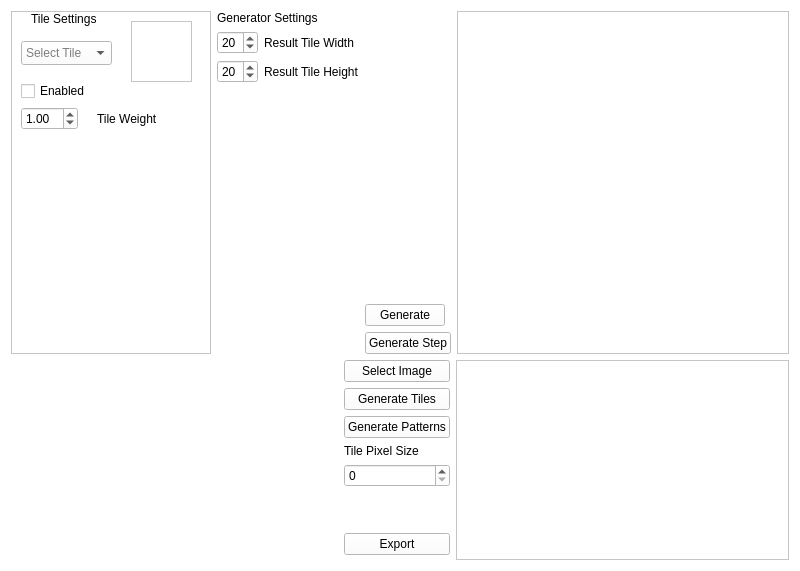
Above: wfc_gui.ui from Kotruper/WFC_GUI before the change. Below: the same form after it.
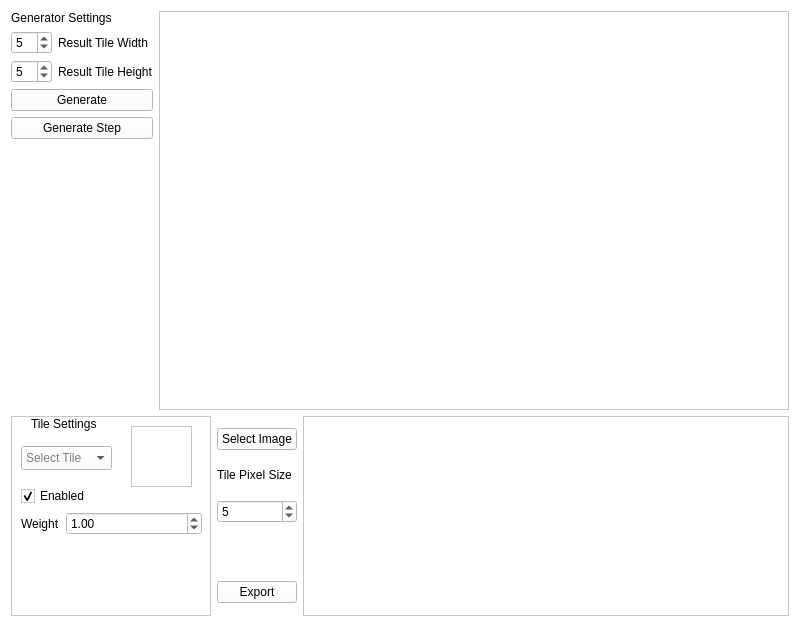
That is the form after the change.

Commit message: - some changes in wfc - saving ui before I fuck it up

The edit to the form file:
```diff
--- a/wfc_gui.ui
+++ b/wfc_gui.ui
@@ -10,7 +10,7 @@
     <x>0</x>
     <y>0</y>
     <width>800</width>
-    <height>571</height>
+    <height>627</height>
    </rect>
   </property>
   <property name="palette">
@@ -470,6 +470,132 @@
      <item>
       <layout class="QHBoxLayout" name="horizontalLayout_2">
        <item>
+        <layout class="QVBoxLayout" name="verticalLayout_3">
+         <item>
+          <layout class="QFormLayout" name="formLayout">
+           <property name="fieldGrowthPolicy">
+            <enum>QFormLayout::AllNonFixedFieldsGrow</enum>
+           </property>
+           <property name="leftMargin">
+            <number>0</number>
+           </property>
+           <item row="1" column="0">
+            <widget class="QSpinBox" name="gridWidthSelector">
+             <property name="minimum">
+              <number>1</number>
+             </property>
+             <property name="value">
+              <number>5</number>
+             </property>
+            </widget>
+           </item>
+           <item row="1" column="1">
+            <widget class="QLabel" name="label_2">
+             <property name="sizePolicy">
+              <sizepolicy hsizetype="Preferred" vsizetype="Preferred">
+               <horstretch>0</horstretch>
+               <verstretch>0</verstretch>
+              </sizepolicy>
+             </property>
+             <property name="text">
+              <string>Result Tile Width</string>
+             </property>
+            </widget>
+           </item>
+           <item row="2" column="0">
+            <widget class="QSpinBox" name="gridHeightSelector">
+             <property name="minimum">
+              <number>1</number>
+             </property>
+             <property name="value">
+              <number>5</number>
+             </property>
+             <property name="displayIntegerBase">
+              <number>10</number>
+             </property>
+            </widget>
+           </item>
+           <item row="2" column="1">
+            <widget class="QLabel" name="label_3">
+             <property name="text">
+              <string>Result Tile Height</string>
+             </property>
+            </widget>
+           </item>
+           <item row="0" column="0" colspan="2">
+            <widget class="QLabel" name="label_5">
+             <property name="text">
+              <string>Generator Settings</string>
+             </property>
+            </widget>
+           </item>
+          </layout>
+         </item>
+         <item>
+          <widget class="QPushButton" name="generateGridButton">
+           <property name="sizePolicy">
+            <sizepolicy hsizetype="Minimum" vsizetype="Fixed">
+             <horstretch>0</horstretch>
+             <verstretch>0</verstretch>
+            </sizepolicy>
+           </property>
+           <property name="layoutDirection">
+            <enum>Qt::LeftToRight</enum>
+           </property>
+           <property name="text">
+            <string>Generate</string>
+           </property>
+          </widget>
+         </item>
+         <item>
+          <widget class="QPushButton" name="generateStepButton">
+           <property name="text">
+            <string>Generate Step</string>
+           </property>
+          </widget>
+         </item>
+         <item>
+          <spacer name="verticalSpacer_2">
+           <property name="orientation">
+            <enum>Qt::Vertical</enum>
+           </property>
+           <property name="sizeHint" stdset="0">
+            <size>
+             <width>20</width>
+             <height>40</height>
+            </size>
+           </property>
+          </spacer>
+         </item>
+        </layout>
+       </item>
+       <item>
+        <widget class="QFrame" name="frame">
+         <property name="sizePolicy">
+          <sizepolicy hsizetype="Expanding" vsizetype="Preferred">
+           <horstretch>0</horstretch>
+           <verstretch>0</verstretch>
+          </sizepolicy>
+         </property>
+         <property name="minimumSize">
+          <size>
+           <width>300</width>
+           <height>300</height>
+          </size>
+         </property>
+         <property name="frameShape">
+          <enum>QFrame::StyledPanel</enum>
+         </property>
+         <property name="frameShadow">
+          <enum>QFrame::Raised</enum>
+         </property>
+        </widget>
+       </item>
+      </layout>
+     </item>
+     <item>
+      <layout class="QHBoxLayout" name="horizontalLayout_3">
+       <item>
         <widget class="QFrame" name="frame_3">
          <property name="minimumSize">
           <size>
@@ -522,30 +648,48 @@
            </rect>
           </property>
           <layout class="QFormLayout" name="formLayout_2">
-           <item row="0" column="0">
+           <property name="fieldGrowthPolicy">
+            <enum>QFormLayout::AllNonFixedFieldsGrow</enum>
+           </property>
+           <property name="rowWrapPolicy">
+            <enum>QFormLayout::DontWrapRows</enum>
+           </property>
+           <item row="1" column="0">
+            <widget class="QLabel" name="weightLabel">
+             <property name="text">
+              <string>Weight</string>
+             </property>
+            </widget>
+           </item>
+           <item row="1" column="1">
+            <widget class="QDoubleSpinBox" name="weightDoubleSpinBox">
+             <property name="value">
+              <double>1.000000000000000</double>
+             </property>
+            </widget>
+           </item>
+           <item row="0" column="0" colspan="2">
             <widget class="QCheckBox" name="checkBox">
+             <property name="sizePolicy">
+              <sizepolicy hsizetype="Minimum" vsizetype="Minimum">
+               <horstretch>0</horstretch>
+               <verstretch>0</verstretch>
+              </sizepolicy>
+             </property>
              <property name="text">
               <string>Enabled</string>
              </property>
+             <property name="checkable">
+              <bool>true</bool>
+             </property>
+             <property name="checked">
+              <bool>true</bool>
+             </property>
              <property name="tristate">
               <bool>false</bool>
              </property>
             </widget>
            </item>
-           <item row="1" column="0">
-            <widget class="QDoubleSpinBox" name="doubleSpinBox">
-             <property name="value">
-              <double>1.000000000000000</double>
-             </property>
-            </widget>
-           </item>
-           <item row="1" column="1">
-            <widget class="QLabel" name="label_6">
-             <property name="text">
-              <string>Tile Weight</string>
-             </property>
-            </widget>
-           </item>
           </layout>
          </widget>
          <widget class="QGraphicsView" name="graphicsView">
@@ -561,139 +705,6 @@
         </widget>
        </item>
        <item>
-        <layout class="QFormLayout" name="formLayout">
-         <property name="fieldGrowthPolicy">
-          <enum>QFormLayout::AllNonFixedFieldsGrow</enum>
-         </property>
-         <property name="leftMargin">
-          <number>0</number>
-         </property>
-         <item row="1" column="0">
-          <widget class="QSpinBox" name="gridWidthSelector">
-           <property name="value">
-            <number>20</number>
-           </property>
-          </widget>
-         </item>
-         <item row="1" column="1">
-          <widget class="QLabel" name="label_2">
-           <property name="sizePolicy">
-            <sizepolicy hsizetype="Preferred" vsizetype="Preferred">
-             <horstretch>0</horstretch>
-             <verstretch>0</verstretch>
-            </sizepolicy>
-           </property>
-           <property name="text">
-            <string>Result Tile Width</string>
-           </property>
-          </widget>
-         </item>
-         <item row="2" column="0">
-          <widget class="QSpinBox" name="gridHeightSelector">
-           <property name="value">
-            <number>20</number>
-           </property>
-           <property name="displayIntegerBase">
-            <number>10</number>
-           </property>
-          </widget>
-         </item>
-         <item row="2" column="1">
-          <widget class="QLabel" name="label_3">
-           <property name="text">
-            <string>Result Tile Height</string>
-           </property>
-          </widget>
-         </item>
-         <item row="0" column="0" colspan="2">
-          <widget class="QLabel" name="label_5">
-           <property name="text">
-            <string>Generator Settings</string>
-           </property>
-          </widget>
-         </item>
-        </layout>
-       </item>
-       <item>
-        <layout class="QVBoxLayout" name="verticalLayout_3">
-         <item>
-          <spacer name="verticalSpacer_2">
-           <property name="orientation">
-            <enum>Qt::Vertical</enum>
-           </property>
-           <property name="sizeHint" stdset="0">
-            <size>
-             <width>20</width>
-             <height>40</height>
-            </size>
-           </property>
-          </spacer>
-         </item>
-         <item>
-          <widget class="QPushButton" name="generateGridButton">
-           <property name="sizePolicy">
-            <sizepolicy hsizetype="Fixed" vsizetype="Fixed">
-             <horstretch>0</horstretch>
-             <verstretch>0</verstretch>
-            </sizepolicy>
-           </property>
-           <property name="layoutDirection">
-            <enum>Qt::LeftToRight</enum>
-           </property>
-           <property name="text">
-            <string>Generate</string>
-           </property>
-          </widget>
-         </item>
-         <item>
-          <widget class="QPushButton" name="generateStepButton">
-           <property name="text">
-            <string>Generate Step</string>
-           </property>
-          </widget>
-         </item>
-        </layout>
-       </item>
-       <item>
-        <widget class="QFrame" name="frame">
-         <property name="sizePolicy">
-          <sizepolicy hsizetype="Expanding" vsizetype="Preferred">
-           <horstretch>0</horstretch>
-           <verstretch>0</verstretch>
-          </sizepolicy>
-         </property>
-         <property name="minimumSize">
-          <size>
-           <width>300</width>
-           <height>300</height>
-          </size>
-         </property>
-         <property name="frameShape">
-          <enum>QFrame::StyledPanel</enum>
-         </property>
-         <property name="frameShadow">
-          <enum>QFrame::Raised</enum>
-         </property>
-        </widget>
-       </item>
-      </layout>
-     </item>
-     <item>
-      <layout class="QHBoxLayout" name="horizontalLayout_3">
-       <item>
-        <spacer name="horizontalSpacer">
-         <property name="orientation">
-          <enum>Qt::Horizontal</enum>
-         </property>
-         <property name="sizeHint" stdset="0">
-          <size>
-           <width>40</width>
-           <height>20</height>
-          </size>
-         </property>
-        </spacer>
-       </item>
-       <item>
         <layout class="QVBoxLayout" name="verticalLayout_2">
          <item>
           <widget class="QPushButton" name="selectFileButton">
@@ -708,20 +719,6 @@
            </property>
           </widget>
          </item>
-         <item>
-          <widget class="QPushButton" name="generateTilesButton">
-           <property name="text">
-            <string>Generate Tiles</string>
-           </property>
-          </widget>
-         </item>
-         <item>
-          <widget class="QPushButton" name="generatePatternsButton">
-           <property name="text">
-            <string>Generate Patterns</string>
-           </property>
-          </widget>
-         </item>
          <item>
           <widget class="QLabel" name="label">
            <property name="sizePolicy">
@@ -740,6 +737,9 @@
            <property name="toolTip">
             <string/>
            </property>
+           <property name="value">
+            <number>5</number>
+           </property>
           </widget>
          </item>
          <item>
@@ -781,6 +781,12 @@
            <height>200</height>
           </size>
          </property>
+         <property name="maximumSize">
+          <size>
+           <width>16777215</width>
+           <height>250</height>
+          </size>
+         </property>
          <property name="frameShape">
           <enum>QFrame::StyledPanel</enum>
          </property>
```
Left out of the diff: 3 changed lines with no effect on the pictures. The commit also changes 1 other file.
